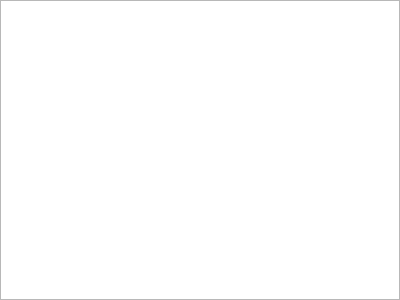
Before: the Qt Designer form slate/textwidget.ui in theCheeseboard/theSlate, drawn with Qt 5.
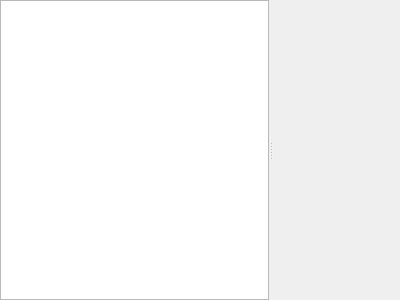
After: the same form once the commit is applied. Custom widgets are drawn as their Qt base class.

The edit to the form file:
```diff
--- a/slate/textwidget.ui
+++ b/slate/textwidget.ui
@@ -13,7 +13,7 @@
   <property name="windowTitle">
    <string notr="true">Form</string>
   </property>
-  <layout class="QVBoxLayout" name="verticalLayout">
+  <layout class="QHBoxLayout" name="horizontalLayout">
    <property name="spacing">
     <number>0</number>
    </property>
@@ -30,6 +30,16 @@
     <number>0</number>
    </property>
    <item>
+    <widget class="QSplitter" name="auxSplitter">
+     <property name="orientation">
+      <enum>Qt::Horizontal</enum>
+     </property>
+     <widget class="QWidget" name="verticalLayoutWidget">
+      <layout class="QVBoxLayout" name="verticalLayout_2">
+       <property name="spacing">
+        <number>0</number>
+       </property>
+       <item>
     <widget class="TextEditor" name="editor"/>
    </item>
    <item>
@@ -37,6 +47,21 @@
    </item>
    <item>
     <widget class="TextStatusBar" name="statusBar" native="true"/>
+       </item>
+       <item>
+        <widget class="FindReplace" name="findReplaceWidget" native="true"/>
+       </item>
+      </layout>
+     </widget>
+     <widget class="QTabWidget" name="auxEditors">
+      <property name="tabPosition">
+       <enum>QTabWidget::South</enum>
+      </property>
+      <property name="documentMode">
+       <bool>true</bool>
+      </property>
+     </widget>
+    </widget>
    </item>
   </layout>
  </widget>
```
Left out of the diff: 3 changed lines with no effect on the pictures. Lines whose indentation alone changed are shown as unchanged.
